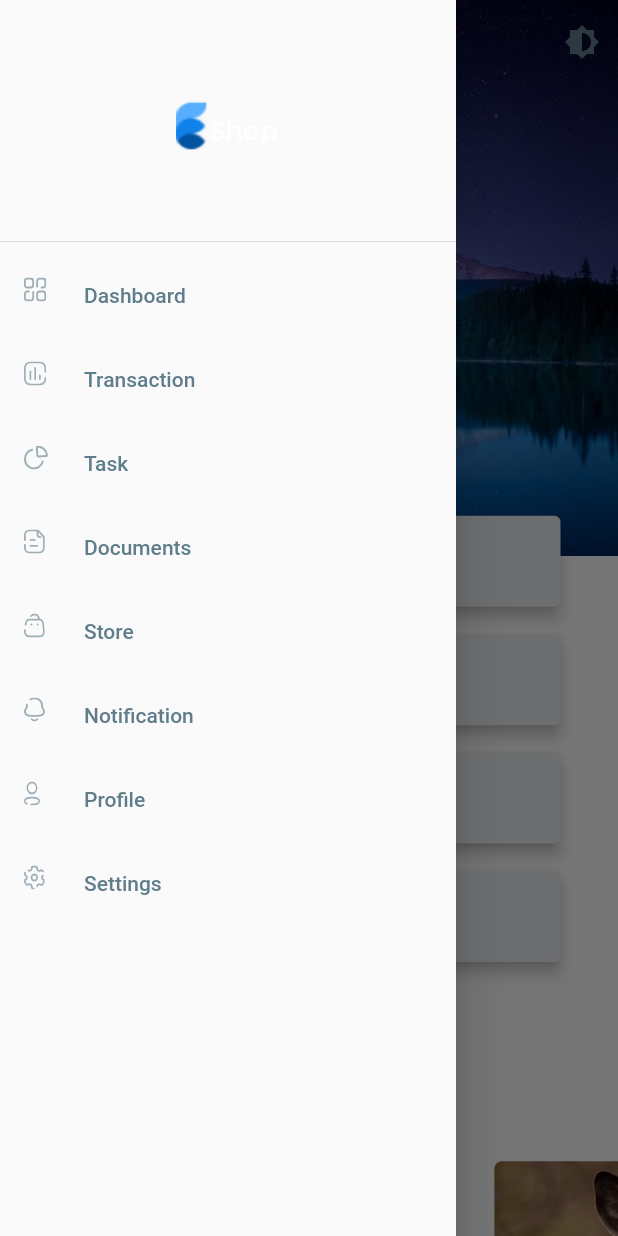
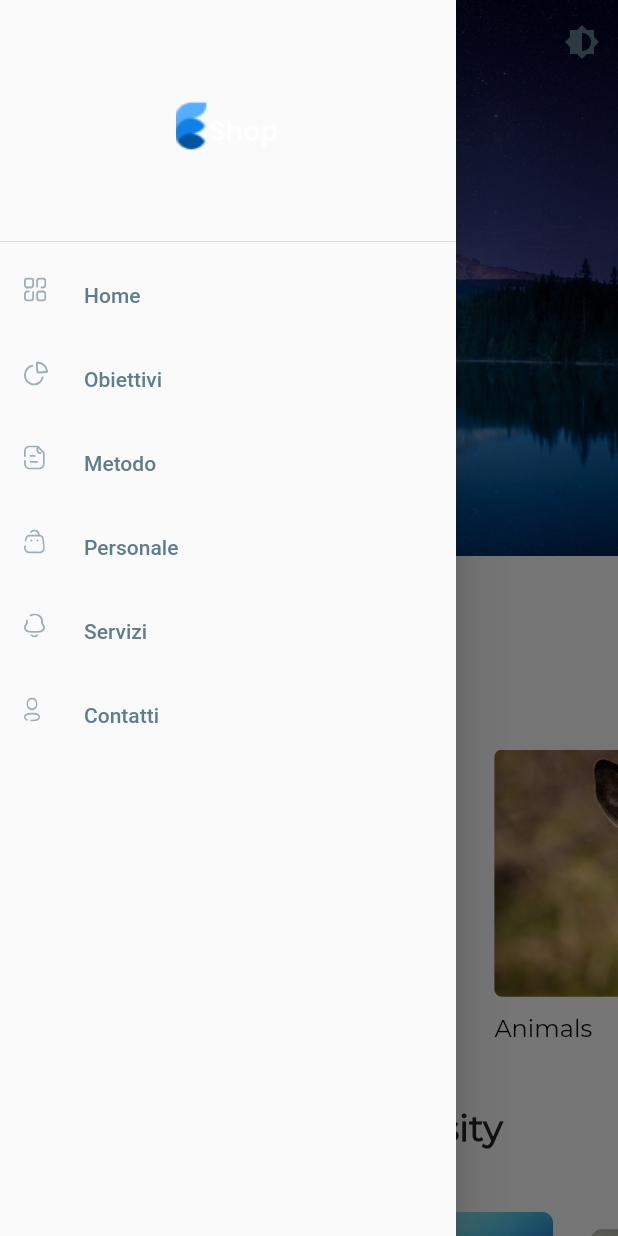
Before and after one commit to acascioli/QWeb, a Flutter app: the screen it shows after launch, with the side drawer open, on a phone screen of 412 x 824 dp. Run offline on Flutter 3.47's test engine with Material 2 defaults, Android fonts, the phone set to English and light mode, and no system bars; drawn by our look-alikes of carousel_slider; our stand-ins replace easy_dynamic_theme, flutter_svg.

Commit message:
working navigation

```diff
--- a/lib/main.dart
+++ b/lib/main.dart
@@ -1,7 +1,14 @@
 import 'package:flutter/material.dart';
 import 'package:easy_dynamic_theme/easy_dynamic_theme.dart';
+import '/utils/theme_data.dart';
+
+import 'package:flutter/services.dart';
+import 'package:provider/provider.dart';
+import '/models/navigation_item.dart';
+// import 'screens/favourites_page.dart';
 import 'screens/home_page.dart';
-import '/utils/theme_data.dart';
+import 'screens/people_page.dart';
+import '/provider/navigation_provider.dart';
 
 void main() {
   runApp(
@@ -19,14 +26,47 @@ class MyApp extends StatefulWidget {
 
 class _MyAppState extends State<MyApp> {
   @override
-  Widget build(BuildContext context) {
-    return MaterialApp(
+  Widget build(BuildContext context) => ChangeNotifierProvider(
+        create: (context) => NavigationProvider(),
+        child: MaterialApp(
           title: 'Q',
           theme: lightThemeData,
           darkTheme: darkThemeData,
           debugShowCheckedModeBanner: false,
           themeMode: EasyDynamicTheme.of(context).themeMode,
-      home: HomePage(),
+          home: MainPage(),
+        ),
       );
 }
+
+class MainPage extends StatefulWidget {
+  @override
+  _MainPageState createState() => _MainPageState();
 }
+
+class _MainPageState extends State<MainPage> {
+  @override
+  Widget build(BuildContext context) => buildPages();
+
+  Widget buildPages() {
+    final provider = Provider.of<NavigationProvider>(context);
+    final navigationItem = provider.navigationItem;
+
+    switch (navigationItem) {
+      case NavigationItem.home:
+        return HomePage();
+      case NavigationItem.people:
+        return PeoplePage();
+      // case NavigationItem.favourites:
+      //   return FavouritesPage();
+      // case NavigationItem.workflow:
+      //   return WorkflowPage();
+      // case NavigationItem.updates:
+      //   return UpdatesPage();
+      // case NavigationItem.plugins:
+      //   return PluginsPage();
+      // case NavigationItem.notifications:
+      //   return NotificationsPage();
+    }
+  }
+}
--- /dev/null
+++ b/lib/models/navigation_item.dart
@@ -0,0 +1,9 @@
+enum NavigationItem {
+  home,
+  people,
+  // favourites,
+  // workflow,
+  // updates,
+  // plugins,
+  // notifications,
+}
--- /dev/null
+++ b/lib/provider/navigation_provider.dart
@@ -0,0 +1,14 @@
+import 'package:flutter/material.dart';
+import '/models/navigation_item.dart';
+
+class NavigationProvider extends ChangeNotifier {
+  NavigationItem _navigationItem = NavigationItem.home;
+
+  NavigationItem get navigationItem => _navigationItem;
+
+  void setNavigationItem(NavigationItem navigationItem) {
+    _navigationItem = navigationItem;
+
+    notifyListeners();
+  }
+}
--- a/lib/screens/home_page.dart
+++ b/lib/screens/home_page.dart
@@ -139,14 +139,18 @@ class _HomePageState extends State<HomePage> {
                       width: screenSize.width,
                       child: Image.asset(
                         'assets/images/cover.jpg',
-                        // 'assets/images/cover1.jpg',
+                        // 'assets/images/Q_logo.png',
                         fit: BoxFit.cover,
+                        // fit: BoxFit.scaleDown,
                       ),
                     ),
                   ),
                   Column(
                     children: [
-                      FloatingQuickAccessBar(screenSize: screenSize),
+                      SizedBox(
+                        height: screenSize.height * 0.45,
+                      ),
+                      // FloatingQuickAccessBar(screenSize: screenSize),
                       Container(
                         child: Column(
                           children: [
--- a/lib/widgets/side_menu.dart
+++ b/lib/widgets/side_menu.dart
@@ -1,5 +1,8 @@
 import 'package:flutter/material.dart';
+import 'package:provider/provider.dart';
 import 'package:flutter_svg/flutter_svg.dart';
+import '../provider/navigation_provider.dart';
+import '../models/navigation_item.dart';
 
 class SideMenu extends StatelessWidget {
   const SideMenu({
@@ -15,45 +18,60 @@ class SideMenu extends StatelessWidget {
             child: Image.asset("assets/images/logo.png"),
           ),
           DrawerListTile(
-            title: "Dashboard",
+            title: "Home",
             svgSrc: "assets/icons/menu_dashbord.svg",
-            press: () {},
+            press: () {
+              selectItem(
+                context,
+                NavigationItem.home,
+              );
+            },
           ),
+          // DrawerListTile(
+          //   title: "Chi siamo",
+          //   svgSrc: "assets/icons/menu_tran.svg",
+          //   press: () {
+          //     selectItem(
+          //       context,
+          //       NavigationItem.people,
+          //     );
+          //   },
+          // ),
           DrawerListTile(
-            title: "Transaction",
-            svgSrc: "assets/icons/menu_tran.svg",
-            press: () {},
-          ),
-          DrawerListTile(
-            title: "Task",
+            title: "Obiettivi",
             svgSrc: "assets/icons/menu_task.svg",
             press: () {},
           ),
           DrawerListTile(
-            title: "Documents",
+            title: "Metodo",
             svgSrc: "assets/icons/menu_doc.svg",
             press: () {},
           ),
           DrawerListTile(
-            title: "Store",
+            title: "Personale",
             svgSrc: "assets/icons/menu_store.svg",
-            press: () {},
+            press: () {
+              selectItem(
+                context,
+                NavigationItem.people,
+              );
+            },
           ),
           DrawerListTile(
-            title: "Notification",
+            title: "Servizi",
             svgSrc: "assets/icons/menu_notification.svg",
             press: () {},
           ),
           DrawerListTile(
-            title: "Profile",
+            title: "Contatti",
             svgSrc: "assets/icons/menu_profile.svg",
             press: () {},
           ),
-          DrawerListTile(
-            title: "Settings",
-            svgSrc: "assets/icons/menu_setting.svg",
-            press: () {},
-          ),
+          // DrawerListTile(
+          //   title: "Settings",
+          //   svgSrc: "assets/icons/menu_setting.svg",
+          //   press: () {},
+          // ),
         ],
       ),
     );
@@ -91,3 +109,8 @@ class DrawerListTile extends StatelessWidget {
     );
   }
 }
+
+void selectItem(BuildContext context, NavigationItem item) {
+  final provider = Provider.of<NavigationProvider>(context, listen: false);
+  provider.setNavigationItem(item);
+}
--- a/pubspec.yaml
+++ b/pubspec.yaml
@@ -31,6 +31,7 @@ dependencies:
   flutter_svg: ^0.22.0
   easy_dynamic_theme: ^2.2.0
   carousel_slider: ^4.0.0-nullsafety.0
+  provider: ^5.0.0
 
 
 dev_dependencies:
```
Also changed, not shown: lib/screens/people_page.dart (added, +15 -0 lines), lib/screens/services_page.dart (added, +15 -0 lines), lib/screens/who_page.dart (added, +15 -0 lines), lib/widgets/top_bar_contents.dart (+42 -4 lines), pubspec.lock. Lines whose indentation alone changed are shown as unchanged.
